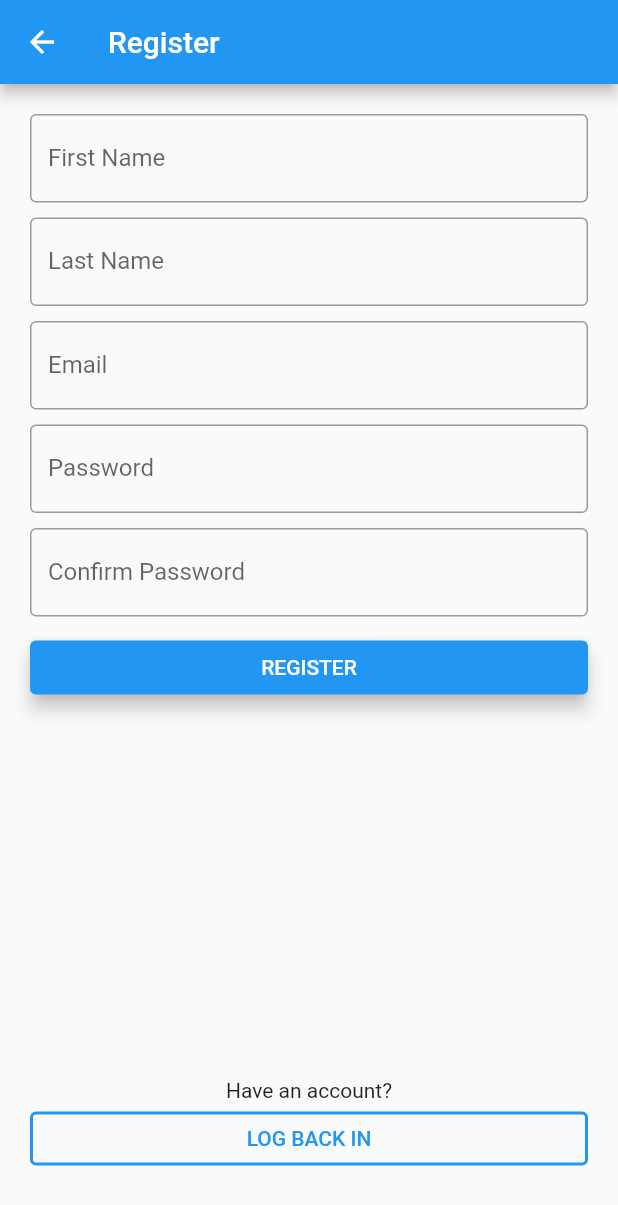
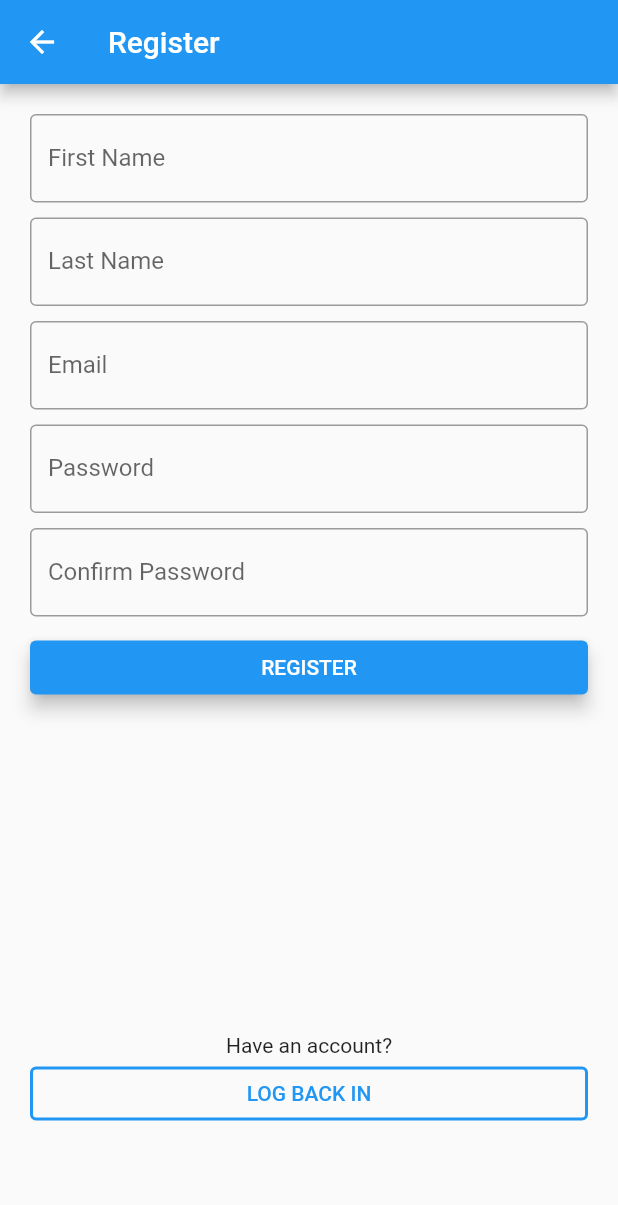
Before and after one commit to polroti/travel_mate_mobile, a Flutter app: the RegisterPage screen opened by its route, on a phone screen of 412 x 824 dp. Shown: the top 1205 px of the screen. Run offline on Flutter 3.47's test engine with Material 2 defaults, Android fonts, the phone set to English and light mode, and no system bars; our stand-ins replace cloud_firestore, firebase_auth, firebase_core, shared_preferences; missing offline and left inert: dart:ffi; accounts and stored records are empty.

Commit message:
TMM-7 constants - register final

```diff
--- a/lib/screens/auth/register.dart
+++ b/lib/screens/auth/register.dart
@@ -262,7 +262,7 @@ class _RegisterPageState extends State<RegisterPage> {
               ),
               _primaryButton(),
               SizedBox(
-                height: 250,
+                height: 220,
               ),
               Text(AuthLabels.CHECK_HAVE_ACCOUNT),
               _secondaryButton()
```
